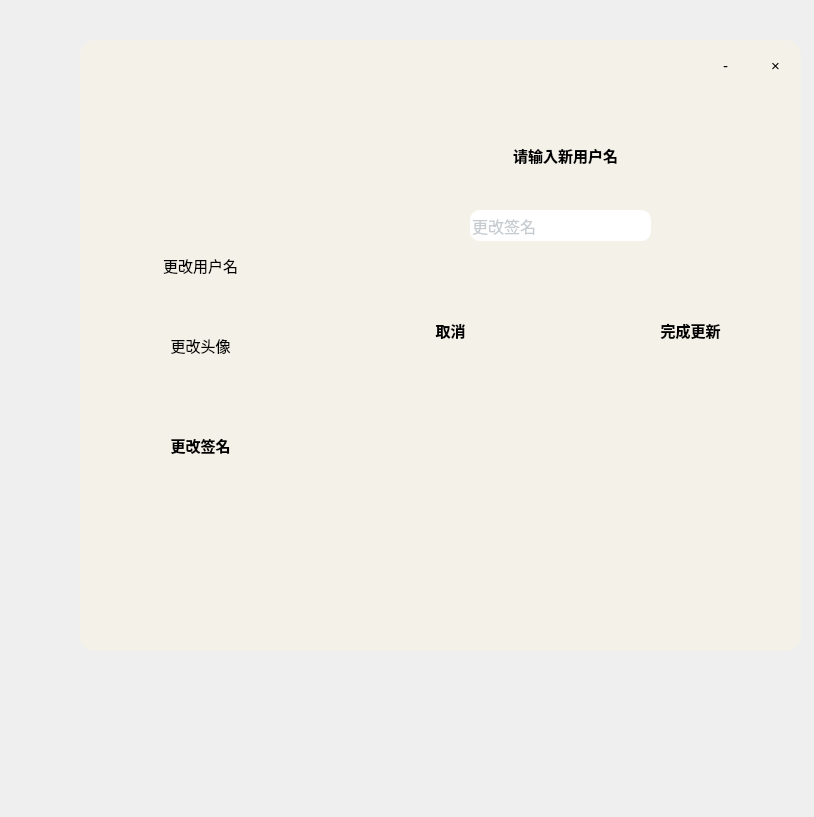
Qt form Client/userprofile.ui (BIT-Linpop-DevTeam/LinpopClientDemo) before a commit.
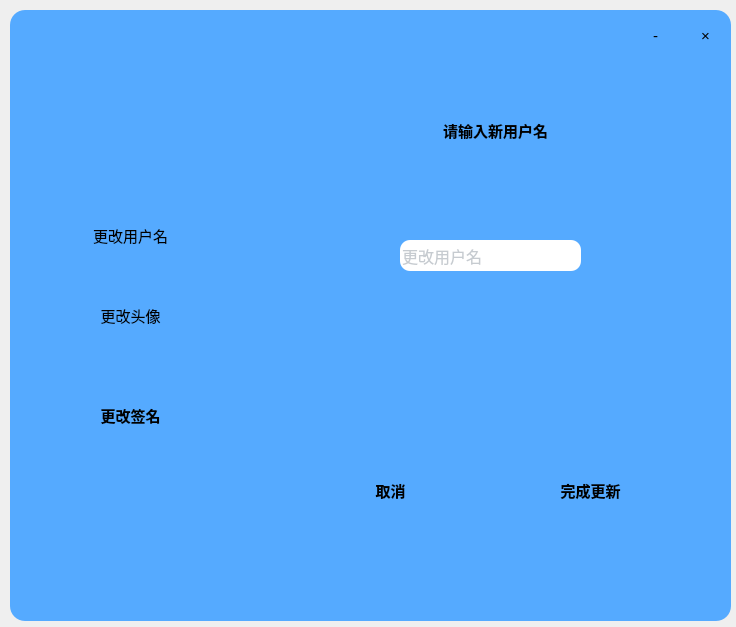
The same form after that commit. The open tabs and pages were chosen to show the change.

Commit message: optimize change window ui

Diff of the .ui file:
```diff
--- a/Client/userprofile.ui
+++ b/Client/userprofile.ui
@@ -6,8 +6,8 @@
    <rect>
     <x>0</x>
     <y>0</y>
-    <width>814</width>
-    <height>817</height>
+    <width>736</width>
+    <height>627</height>
    </rect>
   </property>
   <property name="windowTitle">
@@ -24,7 +24,7 @@
 
 QFrame#frame{
         background-color: rgba(55, 140, 205, 177);
-        background-color: rgba(246, 243, 229, 188);
+        background-color: rgba(85, 170, 255, 255);
 
 border-radius:15px;
 }
@@ -98,8 +98,8 @@
   <widget class="QFrame" name="frame">
    <property name="geometry">
     <rect>
-     <x>80</x>
-     <y>40</y>
+     <x>10</x>
+     <y>10</y>
      <width>721</width>
      <height>611</height>
     </rect>
@@ -186,9 +186,9 @@
      <widget class="QPushButton" name="confirmUsername">
       <property name="geometry">
        <rect>
-        <x>290</x>
-        <y>210</y>
-        <width>121</width>
+        <x>240</x>
+        <y>400</y>
+        <width>161</width>
         <height>61</height>
        </rect>
       </property>
@@ -204,8 +204,8 @@
      <widget class="QPushButton" name="cancelButton_1">
       <property name="geometry">
        <rect>
-        <x>50</x>
-        <y>210</y>
+        <x>60</x>
+        <y>400</y>
         <width>121</width>
         <height>61</height>
        </rect>
@@ -223,7 +223,7 @@
       <property name="geometry">
        <rect>
         <x>130</x>
-        <y>120</y>
+        <y>180</y>
         <width>181</width>
         <height>31</height>
        </rect>
@@ -232,7 +232,7 @@
        <string/>
       </property>
       <property name="placeholderText">
-       <string>更改签名</string>
+       <string>更改用户名</string>
       </property>
      </widget>
      <widget class="QPushButton" name="pushButton_9">
@@ -241,7 +241,7 @@
         <x>100</x>
         <y>40</y>
         <width>251</width>
-        <height>51</height>
+        <height>61</height>
        </rect>
       </property>
       <property name="styleSheet">
```
Left out of the diff: 20 changed lines with no effect on the pictures. The commit also changes 2 other files.
